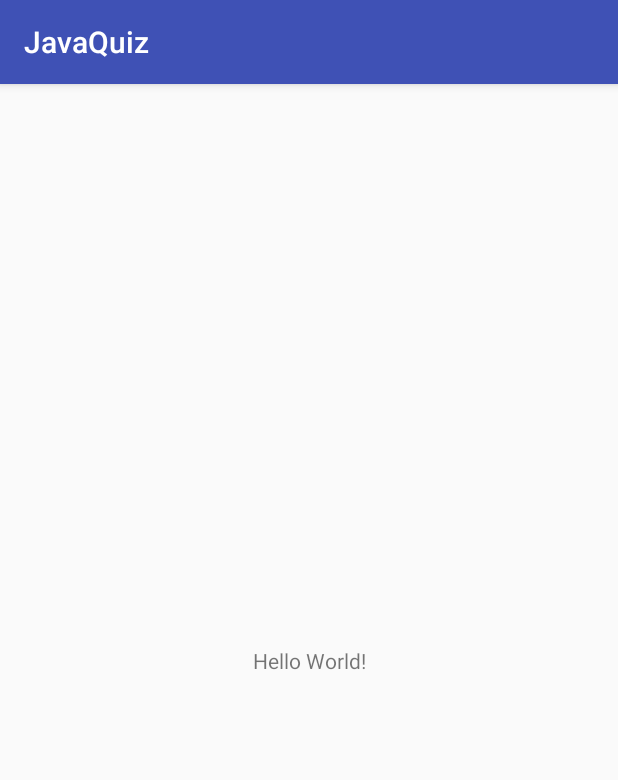
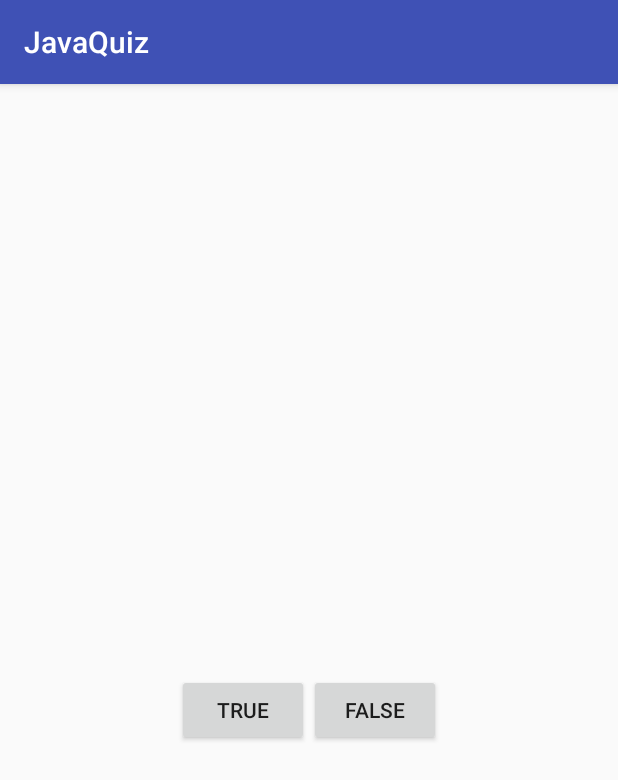
Before and after one commit to rachelumunoz/JavaQuiz, an Android app: the screen it shows after launch (QuizActivity), on a phone screen of 412 x 824 dp. Shown: the top 780 px of the screen. Run offline under Robolectric (Android 15) with nearby library versions, the phone set to English and light mode, and no system bars.

Commit message:
Add widgets for main activity layout, adds string resources for text

```diff
--- a/app/src/main/res/layout/activity_quiz.xml
+++ b/app/src/main/res/layout/activity_quiz.xml
@@ -1,19 +1,33 @@
 <?xml version="1.0" encoding="utf-8"?>
-<android.support.constraint.ConstraintLayout
+<LinearLayout
     xmlns:android="http://schemas.android.com/apk/res/android"
-    xmlns:app="http://schemas.android.com/apk/res-auto"
-    xmlns:tools="http://schemas.android.com/tools"
+    android:layout_height="match_parent"
     android:layout_width="match_parent"
-    android:layout_height="match_parent"
-    tools:context="io.rachelmunoz.javaquiz.QuizActivity">
+    android:gravity="center"
+    android:orientation="vertical" >
 
     <TextView
+        android:id="@+id/question_text"
         android:layout_width="wrap_content"
         android:layout_height="wrap_content"
-        android:text="Hello World!"
-        app:layout_constraintBottom_toBottomOf="parent"
-        app:layout_constraintLeft_toLeftOf="parent"
-        app:layout_constraintRight_toRightOf="parent"
-        app:layout_constraintTop_toTopOf="parent"/>
+        android:padding="24dp"/>
 
-</android.support.constraint.ConstraintLayout>
+    <LinearLayout
+        android:layout_height="wrap_content"
+        android:layout_width="wrap_content"
+        android:orientation="horizontal" >
+
+        <Button
+            android:id="@+id/true_button"
+            android:layout_width="wrap_content"
+            android:layout_height="wrap_content"
+            android:text="@string/true_button"/>
+
+        <Button
+            android:id="@+id/false_button"
+            android:layout_width="wrap_content"
+            android:layout_height="wrap_content"
+            android:text="@string/false_button"/>
+    </LinearLayout>
+
+</LinearLayout>
--- a/app/src/main/res/values/strings.xml
+++ b/app/src/main/res/values/strings.xml
@@ -1,3 +1,8 @@
 <resources>
     <string name="app_name">JavaQuiz</string>
+
+    <string name="true_button">True</string>
+    <string name="false_button">False</string>
+
+    <string name="question_one">Java is a compliled language.</string>
 </resources>
```
